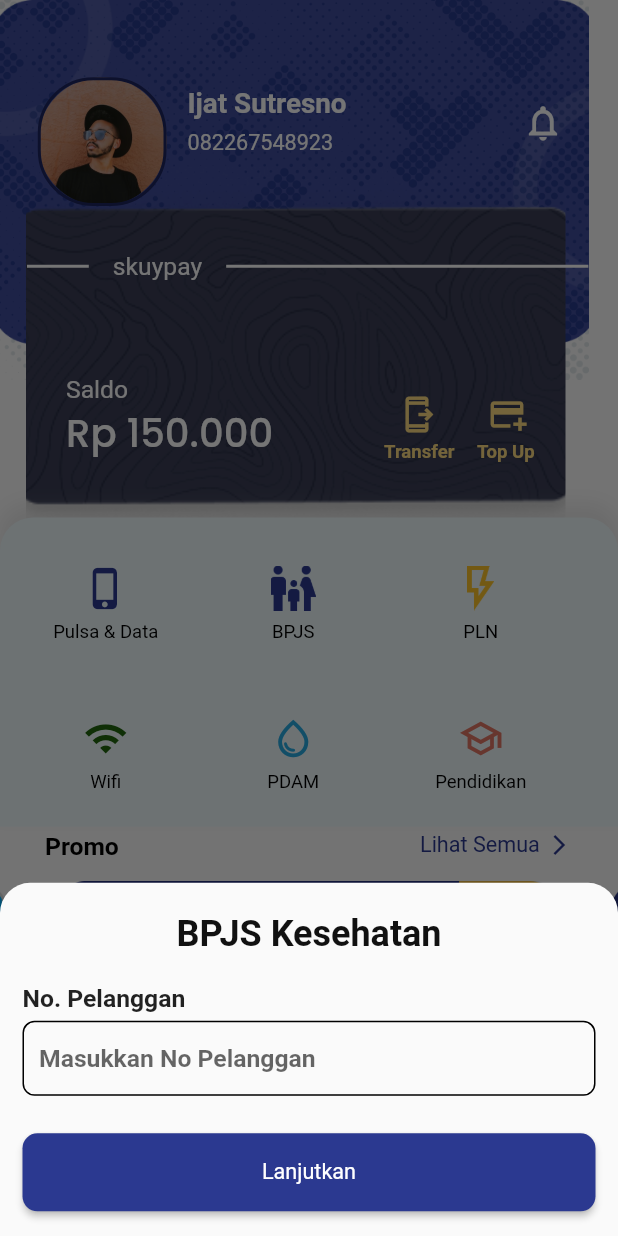
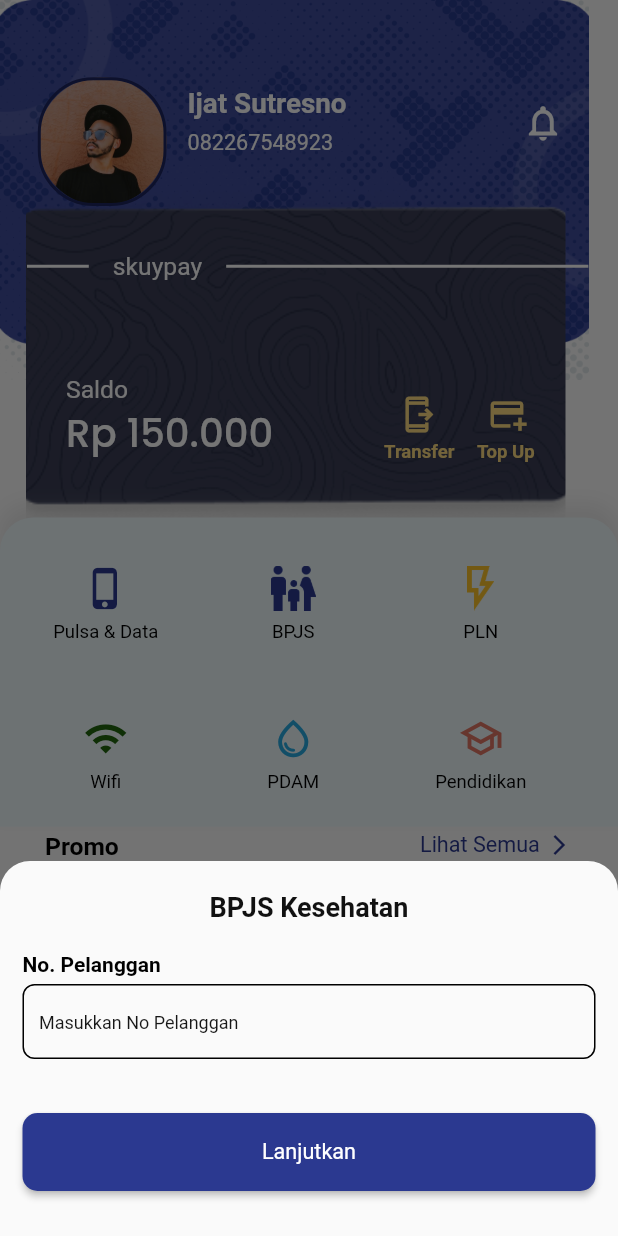
Before and after one commit to Kelompok10Capstone/Flutter_2023, a Flutter app: the HomeScreen screen opened directly, after a tap on "BPJS", on a phone screen of 412 x 824 dp. Run offline on Flutter 3.47's test engine with Material 2 defaults, Android fonts, the phone set to English and light mode, and no system bars; drawn by our look-alikes of carousel_slider; our stand-ins replace flutter_screenutil, google_fonts, pinput, shared_preferences, supercharged; accounts and stored records are empty.

Commit message:
Merge from 'feature_bpjs'

```diff
--- a/capstone_flutter/lib/view/screen/home_screen/home_screen.dart
+++ b/capstone_flutter/lib/view/screen/home_screen/home_screen.dart
@@ -740,6 +740,7 @@ class _HomeScreenState extends State<HomeScreen>
 
   void _showModalBottomSheetBpjs(BuildContext context) {
     showModalBottomSheet(
+      isScrollControlled: true,
       context: context,
       shape: const RoundedRectangleBorder(
         borderRadius: BorderRadius.only(
@@ -748,9 +749,16 @@ class _HomeScreenState extends State<HomeScreen>
         ),
       ),
       builder: (BuildContext context) {
-        return SizedBox(
+        return SingleChildScrollView(
+          padding: EdgeInsets.only(
+            bottom: MediaQuery.of(context)
+                .viewInsets
+                .bottom, // Adjust bottom padding based on keyboard height
+          ),
+          child: SizedBox(
             width: MediaQuery.of(context).size.width,
-          height: MediaQuery.of(context).size.height / 3.5,
+            height: 250,
+            // height: MediaQuery.of(context).size.height / 2.7,
             child: Padding(
               padding: const EdgeInsets.fromLTRB(15, 20, 15, 15),
               child: Column(
@@ -759,13 +767,13 @@ class _HomeScreenState extends State<HomeScreen>
                   Center(
                     child: Text(
                       'BPJS Kesehatan',
-                    style: blackText24,
+                      style: blackText24.copyWith(fontSize: 18),
                     ),
                   ),
                   const SizedBox(height: 20),
                   Text(
                     'No. Pelanggan',
-                  style: blackFont16.copyWith(fontWeight: FontWeight.w700),
+                    style: blackFont14.copyWith(fontWeight: FontWeight.w700),
                   ),
                   const SizedBox(height: 5),
                   Container(
@@ -776,17 +784,22 @@ class _HomeScreenState extends State<HomeScreen>
                       border: Border.all(color: Colors.black),
                     ),
                     child: TextField(
-                    controller: pelangganControllerToken,
+                      controller: pelangganControllerBpjs,
                       inputFormatters: [FilteringTextInputFormatter.digitsOnly],
                       keyboardType: TextInputType.number,
                       decoration: InputDecoration(
                         border: InputBorder.none,
-                      hintStyle: blackFont16,
+                        hintStyle: blackFont12,
                         hintText: 'Masukkan No Pelanggan',
                       ),
                     ),
                   ),
-                const SizedBox(height: 25),
+                  Expanded(
+                      child: SizedBox(
+                    height: MediaQuery.of(context).size.height,
+                  )),
+                  // const SizedBox(height: 25),
+
                   Padding(
                     padding: const EdgeInsets.only(bottom: 15),
                     child: SizedBox(
@@ -814,6 +827,7 @@ class _HomeScreenState extends State<HomeScreen>
                     ),
                   ),
                 ],
+              ),
             ),
           ),
         );
```
Lines whose indentation alone changed are shown as unchanged.
